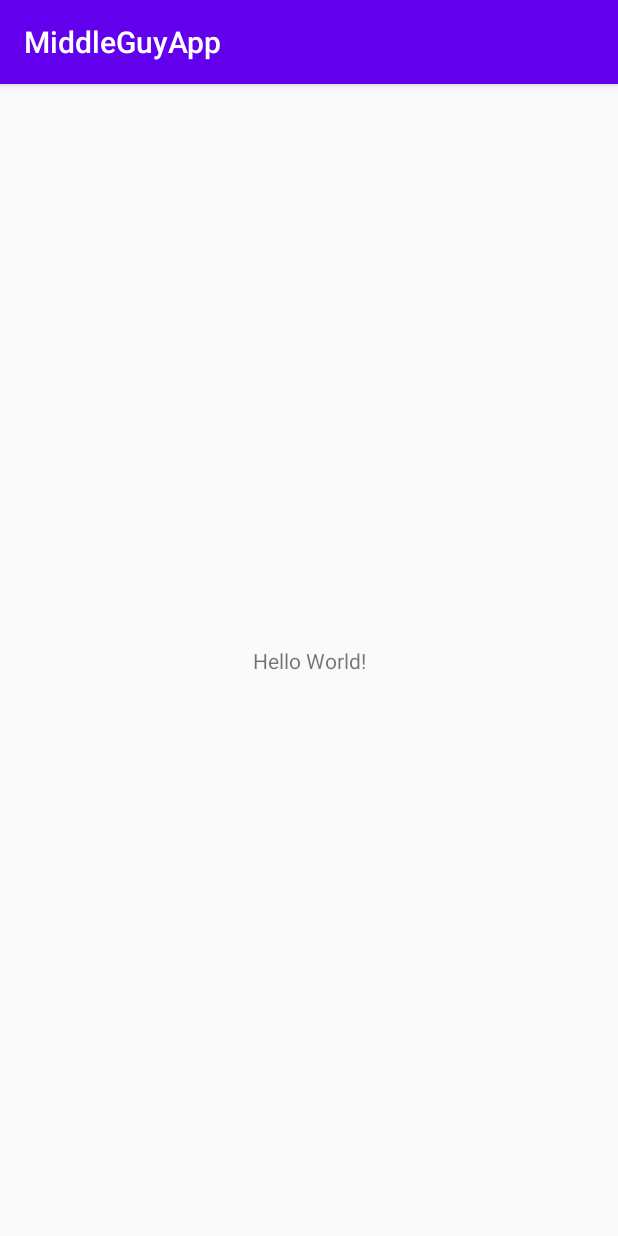
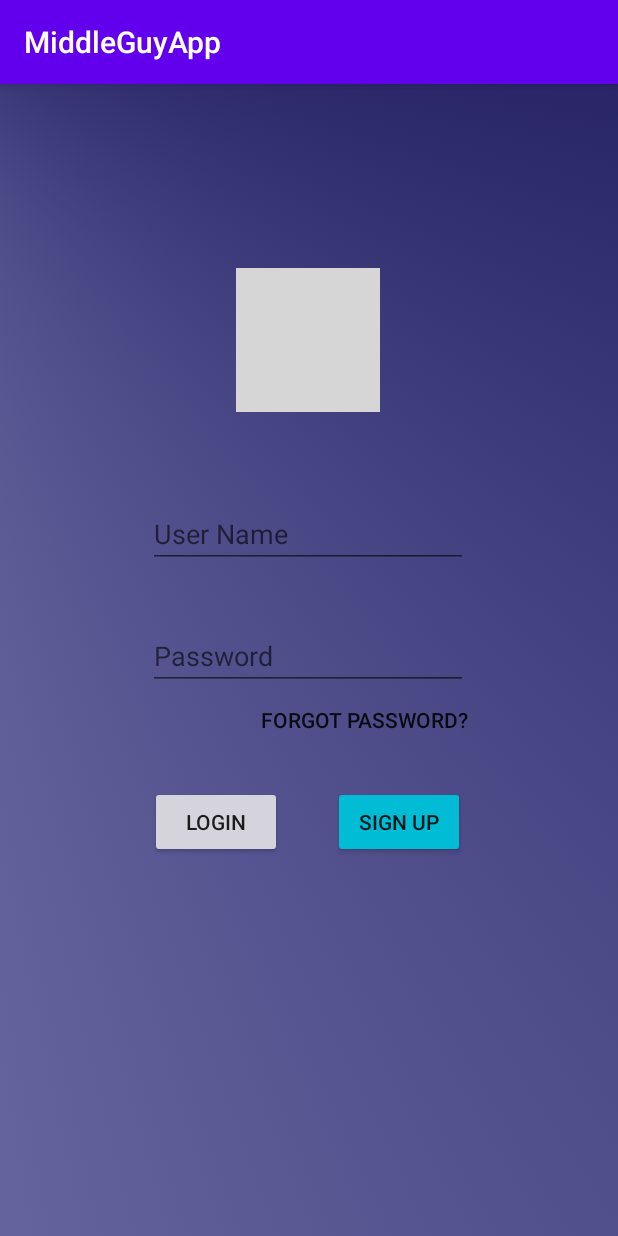
Before and after one commit to bewert208/MiddleGuy_App, an Android app: the screen it shows after launch (MainActivity), on a phone screen of 412 x 824 dp. Run offline under Robolectric (Android 15) with nearby library versions, the phone set to English and light mode, and no system bars; grey boxes are pictures that could not be loaded.

Commit message:
Login screen first iteration

```diff
--- /dev/null
+++ b/app/src/main/res/drawable/gradient_drawable.xml
@@ -0,0 +1,17 @@
+<?xml version="1.0" encoding="utf-8"?>
+<selector xmlns:android="http://schemas.android.com/apk/res/android">
+    <item>
+        <shape xmlns:android="http://schemas.android.com/apk/res/android" android:shape="rectangle" >
+            <gradient
+                android:angle="90"
+                android:centerColor="#B4B7E6"
+                android:endColor="#2E166E"
+                android:startColor="#221E61"
+                android:type="sweep"
+                android:centerX="-0.3"
+                android:centerY="-0.1"/>
+        </shape>
+    </item>
+
+
+</selector>
--- a/app/src/main/res/layout/activity_main.xml
+++ b/app/src/main/res/layout/activity_main.xml
@@ -1,18 +1,94 @@
 <?xml version="1.0" encoding="utf-8"?>
-<androidx.constraintlayout.widget.ConstraintLayout xmlns:android="http://schemas.android.com/apk/res/android"
+<androidx.constraintlayout.widget.ConstraintLayout
+
+    xmlns:android="http://schemas.android.com/apk/res/android"
     xmlns:app="http://schemas.android.com/apk/res-auto"
     xmlns:tools="http://schemas.android.com/tools"
     android:layout_width="match_parent"
+    android:background="@drawable/gradient_drawable"
     android:layout_height="match_parent"
+    android:clickable="true"
+    android:focusableInTouchMode="true"
     tools:context=".MainActivity">
 
-    <TextView
+    <EditText
+        android:id="@+id/editTextUserName"
         android:layout_width="wrap_content"
         android:layout_height="wrap_content"
-        android:text="Hello World!"
+        android:ems="10"
+        android:hint="User Name"
+        android:inputType="textPersonName"
         app:layout_constraintBottom_toBottomOf="parent"
-        app:layout_constraintLeft_toLeftOf="parent"
-        app:layout_constraintRight_toRightOf="parent"
-        app:layout_constraintTop_toTopOf="parent" />
+        app:layout_constraintEnd_toEndOf="parent"
+        app:layout_constraintHorizontal_bias="0.497"
+        app:layout_constraintStart_toStartOf="parent"
+        app:layout_constraintTop_toTopOf="parent"
+        app:layout_constraintVertical_bias="0.384" />
 
+    <EditText
+        android:id="@+id/editTextUserPassword"
+        android:layout_width="wrap_content"
+        android:layout_height="wrap_content"
+        android:ems="10"
+        android:hint="Password"
+        android:inputType="textPassword"
+        app:layout_constraintBottom_toBottomOf="parent"
+        app:layout_constraintEnd_toEndOf="parent"
+        app:layout_constraintHorizontal_bias="0.497"
+        app:layout_constraintStart_toStartOf="parent"
+        app:layout_constraintTop_toBottomOf="@+id/editTextUserName"
+        app:layout_constraintVertical_bias="0.09" />
+
+    <Button
+        android:id="@+id/loginButton"
+        android:layout_width="wrap_content"
+        android:layout_height="wrap_content"
+        android:backgroundTint="#D5D3DC"
+        android:text="Login"
+        app:layout_constraintBottom_toBottomOf="parent"
+        app:layout_constraintEnd_toEndOf="parent"
+        app:layout_constraintHorizontal_bias="0.309"
+        app:layout_constraintStart_toStartOf="parent"
+        app:layout_constraintTop_toBottomOf="@+id/editTextUserPassword"
+        app:layout_constraintVertical_bias="0.202" />
+
+    <Button
+        android:id="@+id/signUpButton"
+        android:layout_width="wrap_content"
+        android:layout_height="wrap_content"
+        android:backgroundTint="#00BCD4"
+        android:text="Sign Up"
+        app:layout_constraintBottom_toBottomOf="parent"
+        app:layout_constraintEnd_toEndOf="parent"
+        app:layout_constraintHorizontal_bias="0.251"
+        app:layout_constraintStart_toEndOf="@+id/loginButton"
+        app:layout_constraintTop_toBottomOf="@+id/editTextUserPassword"
+        app:layout_constraintVertical_bias="0.202" />
+
+    <ImageView
+        android:id="@+id/imageView"
+        android:layout_width="wrap_content"
+        android:layout_height="wrap_content"
+        android:src="@drawable/download"
+        app:layout_constraintBottom_toTopOf="@+id/editTextUserName"
+        app:layout_constraintEnd_toEndOf="parent"
+        app:layout_constraintHorizontal_bias="0.498"
+        app:layout_constraintStart_toStartOf="parent"
+        app:layout_constraintTop_toTopOf="parent"
+        app:layout_constraintVertical_bias="0.676"
+        />
+
+    <Button
+        android:id="@+id/button3"
+        style="@style/Widget.AppCompat.Button.Borderless"
+        android:layout_width="168dp"
+        android:layout_height="40dp"
+        android:backgroundTint="#00FFFFFF"
+        android:text="forgot password?"
+        app:layout_constraintBottom_toBottomOf="parent"
+        app:layout_constraintEnd_toEndOf="parent"
+        app:layout_constraintHorizontal_bias="0.65"
+        app:layout_constraintStart_toStartOf="parent"
+        app:layout_constraintTop_toBottomOf="@+id/editTextUserPassword"
+        app:layout_constraintVertical_bias="0.0" />
 </androidx.constraintlayout.widget.ConstraintLayout>
```
Also changed, not shown: app/src/main/java/cecs550/middleguyapp/MainActivity.java (+8 -0 lines).
